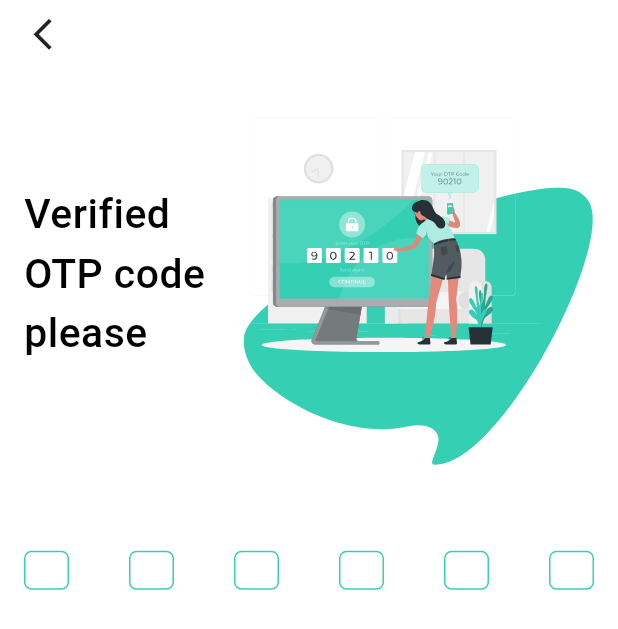
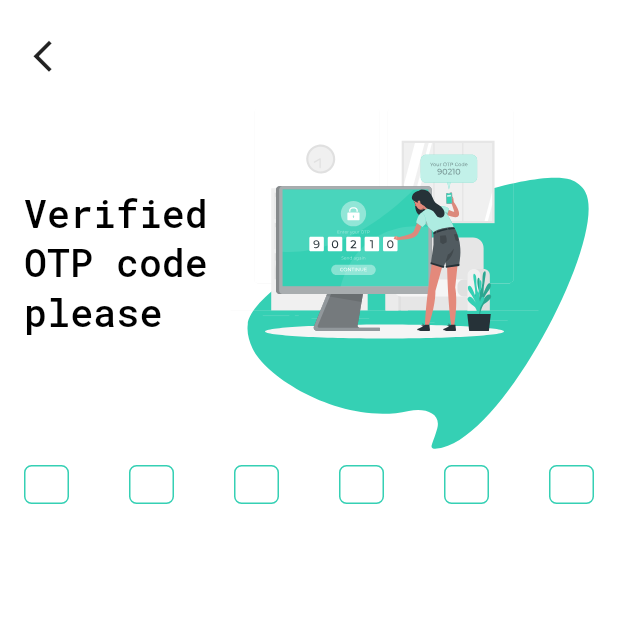
Before and after one commit to hoaichuongCKC/post_social_media, a Flutter app: the OtpPage screen opened directly, on a phone screen of 412 x 824 dp. Shown: the top 629 px of the screen. Run offline on Flutter 3.47's test engine with Material 2 defaults, Android fonts, the phone set to English and light mode, and no system bars; drawn by our look-alikes of pin_code_fields; our stand-ins replace cached_network_image, flutter_spinkit, flutter_svg, google_fonts; network calls fail.

Commit message:
add page upload post

```diff
--- a/lib/common/widgets/arrow_back.dart
+++ b/lib/common/widgets/arrow_back.dart
@@ -8,7 +8,7 @@ class ArrowBackWidget extends StatelessWidget {
   Widget build(BuildContext context) {
     final size = MediaQuery.of(context).size;
     return Padding(
-      padding: const EdgeInsets.only(top: 10.0),
+      padding: const EdgeInsets.only(top: 25.0),
       child: ConstrainedBox(
         constraints: const BoxConstraints(
           maxHeight: 25.0,
--- a/lib/config/constants.dart
+++ b/lib/config/constants.dart
@@ -6,3 +6,4 @@ const String otpPath = "$loginPath/otp";
 const String registerPath = "/register";
 //[Follow: home]
 const String homePath = "/home";
+const String uploadPostPath = "$homePath/upload-post";
--- a/lib/config/export.dart
+++ b/lib/config/export.dart
@@ -2,5 +2,8 @@ export 'package:cached_network_image/cached_network_image.dart';
 export 'package:flutter/material.dart';
 export 'package:flutter_svg/flutter_svg.dart';
 export 'package:post_media_social/config/colors.dart';
+export 'package:post_media_social/config/constants.dart';
 export 'package:post_media_social/config/style_text.dart';
 export 'package:google_fonts/google_fonts.dart';
+export 'package:post_media_social/config/routes.dart';
+export 'package:post_media_social/config/theme.dart';
--- a/lib/config/theme.dart
+++ b/lib/config/theme.dart
@@ -19,7 +19,12 @@ var swatchCustom = const MaterialColor(
 
 ThemeData themeApp = ThemeData(
     primaryColor: AppColors.primary,
-    useMaterial3: true,
+    appBarTheme: const AppBarTheme(
+      brightness: Brightness.light,
+      backgroundColor: AppColors.light,
+      elevation: 0.8,
+      centerTitle: true,
+    ),
     primarySwatch: swatchCustom,
     indicatorColor: AppColors.primary,
     inputDecorationTheme: const InputDecorationTheme(
--- a/lib/pages/otp/otp_page.dart
+++ b/lib/pages/otp/otp_page.dart
@@ -1,10 +1,8 @@
 import 'dart:async';
 
-import 'package:flutter/material.dart';
-import 'package:flutter_svg/flutter_svg.dart';
 import 'package:pin_code_fields/pin_code_fields.dart';
 import 'package:post_media_social/common/widgets/arrow_back.dart';
-import 'package:post_media_social/config/colors.dart';
+import 'package:post_media_social/config/export.dart';
 
 class OtpPage extends StatefulWidget {
   const OtpPage({super.key});
@@ -41,7 +39,7 @@ class _OtpPageState extends State<OtpPage> {
     return SafeArea(
       child: Scaffold(
         backgroundColor: AppColors.light,
-        body: SizedBox.expand(
+        body: SingleChildScrollView(
           child: Padding(
             padding: const EdgeInsets.symmetric(horizontal: 16.0),
             child: Column(
@@ -49,9 +47,7 @@ class _OtpPageState extends State<OtpPage> {
               children: [
                 const ArrowBackWidget(),
                 HeaderOtp(size: size),
-                Flexible(
-                  flex: 1,
-                  child: Column(
+                Column(
                   mainAxisAlignment: MainAxisAlignment.center,
                   children: [
                     Form(
@@ -126,8 +122,6 @@ class _OtpPageState extends State<OtpPage> {
                     ),
                   ],
                 ),
-                ),
-                const Spacer(flex: 4),
               ],
             ),
           ),
@@ -147,8 +141,14 @@ class HeaderOtp extends StatelessWidget {
 
   @override
   Widget build(BuildContext context) {
-    return Flexible(
-      flex: 3,
+    return ConstrainedBox(
+      constraints: const BoxConstraints(
+        maxHeight: 250,
+        minHeight: 200.0,
+      ),
+      child: SizedBox(
+        width: double.infinity,
+        height: size.height * 0.4,
         child: Row(
           crossAxisAlignment: CrossAxisAlignment.stretch,
           children: [
@@ -157,13 +157,13 @@ class HeaderOtp extends StatelessWidget {
                 heightFactor: 0.4,
                 child: Column(
                   crossAxisAlignment: CrossAxisAlignment.stretch,
-                children: const [
+                  children: [
                     Flexible(
                       child: FittedBox(
                         alignment: Alignment.centerLeft,
                         child: Text(
                           "Verified",
-                        style: TextStyle(
+                          style: GoogleFonts.robotoMono(
                             fontSize: 20.0,
                             color: AppColors.dark,
                             fontWeight: FontWeight.w500,
@@ -176,7 +176,7 @@ class HeaderOtp extends StatelessWidget {
                         alignment: Alignment.centerLeft,
                         child: Text(
                           "OTP code",
-                        style: TextStyle(
+                          style: GoogleFonts.robotoMono(
                             fontSize: 20.0,
                             color: AppColors.dark,
                             fontWeight: FontWeight.w500,
@@ -189,7 +189,7 @@ class HeaderOtp extends StatelessWidget {
                         alignment: Alignment.centerLeft,
                         child: Text(
                           "please",
-                        style: TextStyle(
+                          style: GoogleFonts.robotoMono(
                             fontSize: 20.0,
                             color: AppColors.dark,
                             fontWeight: FontWeight.w500,
@@ -211,6 +211,7 @@ class HeaderOtp extends StatelessWidget {
             )
           ],
         ),
+      ),
     );
   }
 }
--- a/pubspec.yaml
+++ b/pubspec.yaml
@@ -35,7 +35,12 @@ dependencies:
   flutter_spinkit: ^5.1.0
   #otp
   pin_code_fields: ^7.4.0
+
+  #image
   cached_network_image: ^3.2.3
+
+  #select file
+  image_picker: ^0.8.6
 
 dev_dependencies:
 
```
Also changed, not shown: lib/common/widgets/circle_avatar.dart (added, +77 -0 lines), lib/config/routes.dart (+5 -2 lines), lib/main.dart (+6 -20 lines), lib/pages/home/components/tab_home.dart (+16 -4 lines), lib/pages/profile/profile_page.dart (+9 -34 lines), lib/pages/upload_post/components/header_upload.dart (added, +46 -0 lines), lib/pages/upload_post/upload_post_page.dart (added, +106 -0 lines), pubspec.lock. Lines whose indentation alone changed are shown as unchanged.
